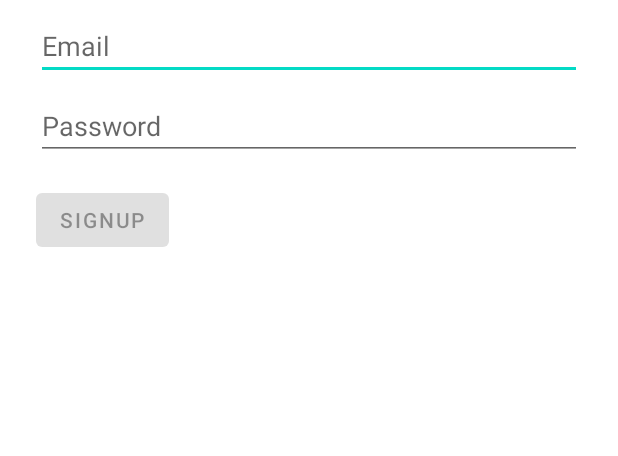
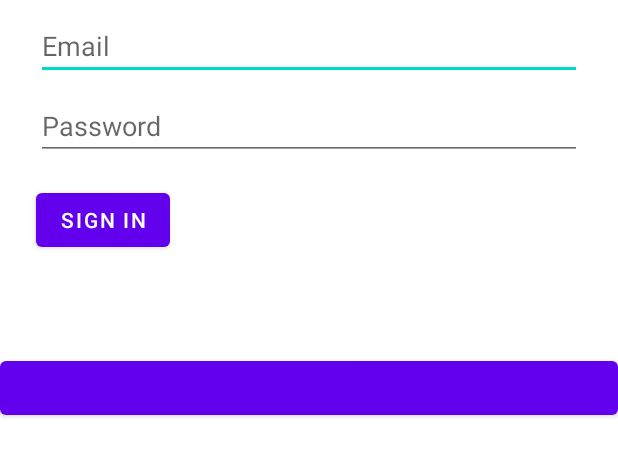
Before and after one commit to Firas-El-Mohtar/Crisis-Opps-App, an Android app: the layout activity_main.xml on its own in the app's theme, with its tools: preview values and no code run, on a phone screen of 412 x 824 dp. Shown: the top 456 px of the screen. Run offline under Robolectric (Android 15) with nearby library versions, the phone set to English and light mode, and no system bars.

Commit message:
Firebase Authentication Implementation (reqButton is only for testing)

```diff
--- a/app/build.gradle
+++ b/app/build.gradle
@@ -31,6 +31,9 @@ android {
     kotlinOptions {
         jvmTarget = '1.8'
     }
+    dataBinding {
+        enabled true
+    }
 }
 
 dependencies {
--- a/app/src/main/res/layout/activity_main.xml
+++ b/app/src/main/res/layout/activity_main.xml
@@ -41,8 +41,9 @@
         android:layout_marginLeft="24dp"
         android:layout_marginStart="24dp"
         android:layout_marginBottom="64dp"
-        android:enabled="false"
-        android:text="SignUp"/>
+        android:text="Sign In"
+
+        />
 
     <ProgressBar
         android:id="@+id/loading"
@@ -54,4 +55,12 @@
         android:layout_marginEnd="32dp"
         android:layout_marginBottom="64dp"
         android:visibility="gone"/>
+
+    <Button
+        android:id="@+id/display_button"
+        android:layout_width="match_parent"
+        android:layout_height="wrap_content">
+
+    </Button>
+
 </LinearLayout>
```
Also changed, not shown: app/src/main/AndroidManifest.xml (+6 -5 lines), app/src/main/java/com/example/crisisopp/LocalMunicipality/LocalMunicipalityAdapter.kt (+4 -4 lines), app/src/main/java/com/example/crisisopp/LocalMunicipality/LocalMunicipalityMainActivity.kt (+8 -10 lines), app/src/main/java/com/example/crisisopp/LogIn/MainActivity.kt (+73 -1 lines).
